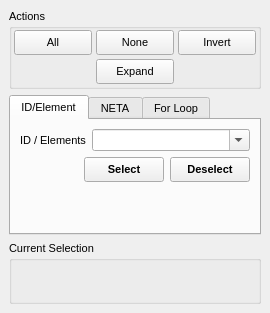
Old version of the form src/gui/select.ui in the repository trisyoungs/aten.
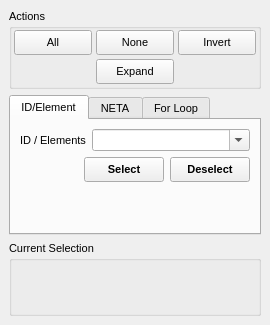
New version of the form. Icons and pictures are not drawn.

Patch:
```diff
--- a/src/gui/select.ui
+++ b/src/gui/select.ui
@@ -6,7 +6,7 @@
     <x>0</x>
     <y>0</y>
     <width>270</width>
-    <height>313</height>
+    <height>325</height>
    </rect>
   </property>
   <property name="sizePolicy">
@@ -18,7 +18,7 @@
   <property name="minimumSize">
    <size>
     <width>270</width>
-    <height>313</height>
+    <height>325</height>
    </size>
   </property>
   <property name="font">
```
Left out of the diff: 5 changed lines with no effect on the pictures.
